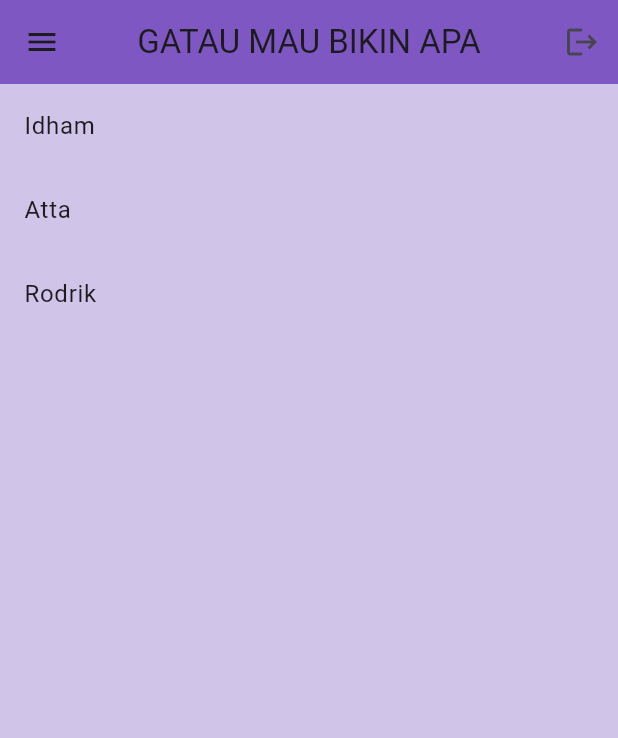
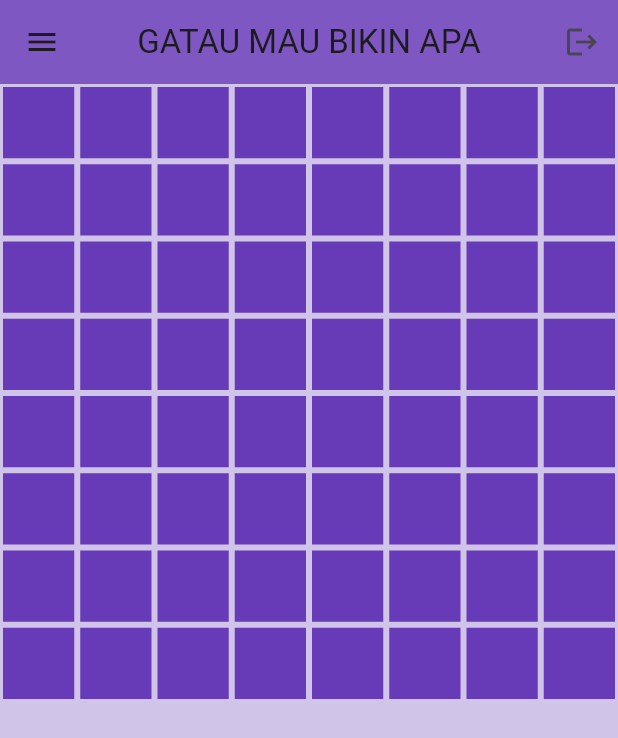
Before and after one commit to Idhamatta/appawal, a Flutter app: the screen it shows after launch, on a phone screen of 412 x 824 dp. Shown: the top 738 px of the screen. Run offline on Flutter 3.47's test engine with Material 3 defaults, Android fonts, the phone set to English and light mode, and no system bars.

Commit message:
Kotak Katik

```diff
--- a/lib/main.dart
+++ b/lib/main.dart
@@ -36,13 +36,15 @@
             ],
           ),
           body: Center(
-            child: ListView.builder(
-          itemCount: names.length,
-          itemBuilder: (context, index) => ListTile(
-            title: Text(names[index]),
+              child: GridView.builder(
+            itemCount: 64,
+            gridDelegate:
+                SliverGridDelegateWithFixedCrossAxisCount(crossAxisCount: 8),
+            itemBuilder: (context, index) => Container(
+              color: Colors.deepPurple,
+              margin: EdgeInsets.all(2),
             ),
-        )),
-      ),
+          ))),
     );
   }
 }
```
Also changed, not shown: 1 other file. Lines whose indentation alone changed are shown as unchanged.
